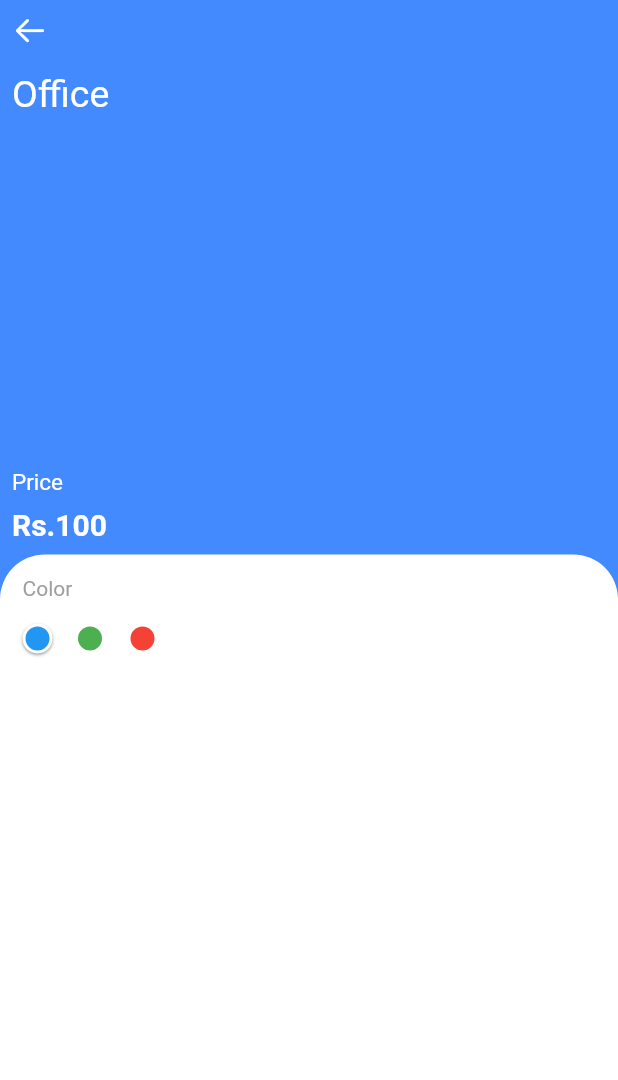
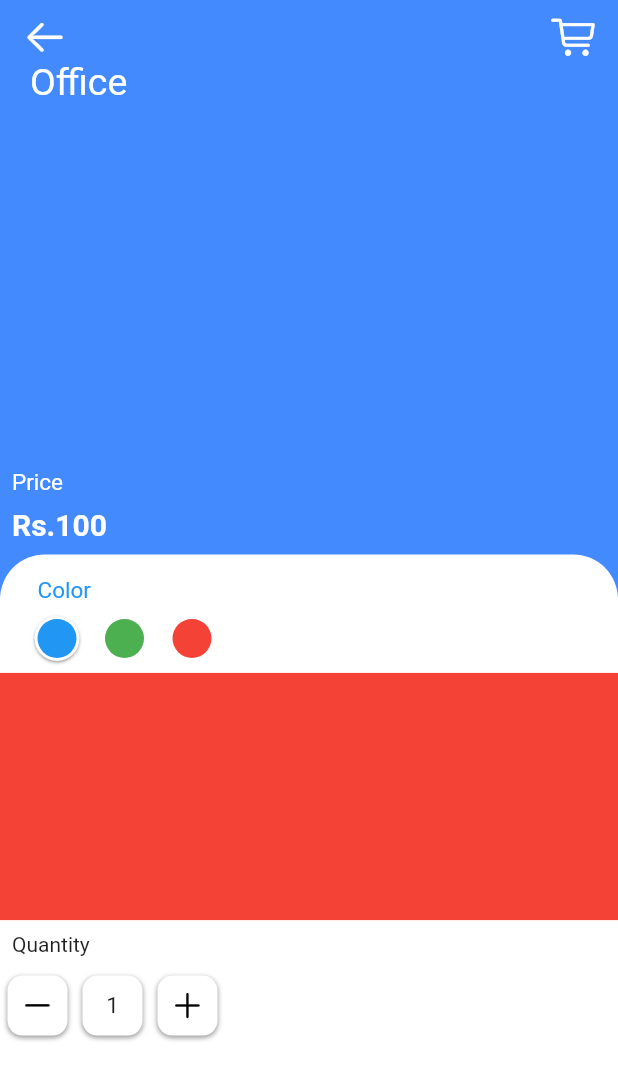
Before and after one commit to balkrishnalamsal/Men-s-Fashion-Nepal, a Flutter app: the ViewDetails screen opened directly, on a phone screen of 412 x 824 dp. Shown: the top 1080 px of the screen. Run offline on Flutter 3.47's test engine with Material 2 defaults, Android fonts, the phone set to English and light mode, and no system bars; our stand-ins replace firebase_core, firebase_database, firebase_storage, fluttertoast, image_cropper, image_picker and 1 more; accounts and stored records are empty.

Commit message:
Quantity completed

```diff
--- a/lib/ViewDetails.dart
+++ b/lib/ViewDetails.dart
@@ -1,5 +1,6 @@
 import 'package:flutter/cupertino.dart';
 import 'package:flutter/material.dart';
+import 'package:flutter/services.dart';
 
 
 class ViewDetails extends StatefulWidget {
@@ -10,31 +11,47 @@ class ViewDetails extends StatefulWidget {
 class _ViewDetailsState extends State<ViewDetails> {
 
   String ? color= "Blue";
+  int ? value =01;
+
+  colorchanger(){
+    SystemChrome.setSystemUIOverlayStyle(SystemUiOverlayStyle(
+      statusBarColor: (color=="Blue")?Colors.blueAccent:(color=="Red")?Colors.red:Colors.green,
+    ));
+  }
+
 
   @override
   Widget build(BuildContext context) {
+    colorchanger();
     return Scaffold(
-      backgroundColor: Colors.blueAccent,
+      backgroundColor:(color=="Blue")?Colors.blueAccent:(color=="Red")?Colors.red:Colors.green,
         body: ListView(
           children: [
-            Padding(
-              padding: const EdgeInsets.all(8.0),
+            GestureDetector(
+              onTap: (){
+               Navigator.pop(context);
+              },
+              child: Padding(
+                padding: const EdgeInsets.only(left: 15.0,top: 10,right: 15),
                 child: Row(
+                  mainAxisAlignment: MainAxisAlignment.spaceBetween,
                   children: [
-                  Icon(CupertinoIcons.arrow_left,color: Colors.white,)
+                    Icon(CupertinoIcons.arrow_left,color: Colors.white,size: 30,),
+                    Icon(CupertinoIcons.cart,color: Colors.white,size: 30,)
                   ],
+                ),
               ),
             ),
 
         Container(
-          color: Colors.blueAccent,
+          color: (color=="Blue")?Colors.blueAccent:(color=="Red")?Colors.red:Colors.green,
           height: MediaQuery.of(context).size.height*0.4,
           child: Column(
             crossAxisAlignment: CrossAxisAlignment.start,
             mainAxisAlignment: MainAxisAlignment.spaceBetween,
             children: [
               Padding(
-                padding: const EdgeInsets.all(8.0),
+                padding: const EdgeInsets.only(left: 20,bottom: 10),
                 child: Text("Office",style: TextStyle(color: Colors.white,fontSize: 25),),
               ),
 
@@ -65,24 +82,26 @@ class _ViewDetailsState extends State<ViewDetails> {
                 crossAxisAlignment: CrossAxisAlignment.start,
                 children: [
                   Padding(
-                    padding: const EdgeInsets.all(15.0),
-                    child: Text("Color",style: TextStyle(color: Colors.grey),),
+                    padding: const EdgeInsets.only(top: 15.0,left: 25),
+                    child: Text("Color",style: TextStyle(color: Colors.blue,fontSize: 15),),
                   ),
 
-                  Row(
+                  Padding(
+                    padding: const EdgeInsets.all(8.0),
+                    child: Row(
                       children: [
-                      Padding(
-                        padding: const EdgeInsets.only(left: 15.0),
-                        child: GestureDetector(
+                        GestureDetector(
                           onTap: (){
                             setState(() {
                               color="Blue";
                             });
 
                           },
+                          child: Padding(
+                            padding: const EdgeInsets.only(left: 15.0),
                             child: Container(
-                            height: 20,
-                            width: 20,
+                              height: 30,
+                              width: 30,
                            decoration:(color=="Blue")?BoxDecoration(
                                 boxShadow: [BoxShadow(
                                   color: Colors.grey,
@@ -118,8 +137,8 @@ class _ViewDetailsState extends State<ViewDetails> {
                               });
                             },
                             child: Container(
-                            height: 20,
-                            width: 20,
+                              height: 30,
+                              width: 30,
                               decoration:(color=="Green")?BoxDecoration(
                                   boxShadow: [BoxShadow(
                                       color: Colors.grey,
@@ -155,8 +174,8 @@ class _ViewDetailsState extends State<ViewDetails> {
                               });
                             },
                             child: Container(
-                            height: 20,
-                            width: 20,
+                              height: 30,
+                              width: 30,
                               decoration:(color=="Red")?BoxDecoration(
                                   boxShadow: [BoxShadow(
                                       color: Colors.grey,
@@ -184,6 +203,99 @@ class _ViewDetailsState extends State<ViewDetails> {
                           ),
                         ),
                       ],
+                    ),
+                  ),
+
+                  Container(
+                    height: MediaQuery.of(context).size.height
+                    *0.2,
+                    decoration: BoxDecoration(
+                      color:Colors.red
+                    ),
+                  ),
+
+                  Padding(
+                    padding: const EdgeInsets.all(8.0),
+                    child: Text("Quantity"),
+                  ),
+
+                  Container(
+                    height: MediaQuery.of(context).size.height*0.1,
+                    child: Row(
+                      crossAxisAlignment: CrossAxisAlignment.start,
+                      children: [
+                        Padding(
+                          padding: const EdgeInsets.all(5.0),
+                          child: GestureDetector(
+                            onTap: (){
+                              setState(() {
+                                if(value!>=1){
+                                  value=(value!-1);
+                                }
+                              });
+                            },
+                            child: Container(
+                              height: 40,
+                              width: 40,
+                              decoration: BoxDecoration(
+                                color: Colors.white,
+                                borderRadius: BorderRadius.circular(10),
+                                boxShadow: [BoxShadow(
+                                  color: Colors.grey,
+                                  blurRadius: 2,
+                                  offset: Offset(0,1)
+                                )]
+                              ),
+                              child: Icon(
+                                CupertinoIcons.minus,color: Colors.black,
+                              ),
+                            ),
+                          ),
+                        ),
+                        Padding(
+                          padding: const EdgeInsets.all(5.0),
+                          child: Container(
+                            height: 40,
+                            width: 40,
+                            decoration: BoxDecoration(
+                                color: Colors.white,
+                                borderRadius: BorderRadius.circular(10),
+                                boxShadow: [BoxShadow(
+                                    color: Colors.grey,
+                                    blurRadius: 2,  offset: Offset(0,1)
+                                )]
+                            ),
+                            child: Center(child: Text("$value",style: TextStyle(fontSize: 15),)),
+                          ),
+                        ),
+
+                        Padding(
+                          padding: const EdgeInsets.all(5.0),
+                          child: GestureDetector(
+                            onTap: (){
+                              setState(() {
+                                value=(value!+1);
+                              });
+                            },
+                            child: Container(
+                              height: 40,
+                              width: 40,
+                              decoration: BoxDecoration(
+                                  color: Colors.white,
+                                  borderRadius: BorderRadius.circular(10),
+                                  boxShadow: [BoxShadow(
+                                      color: Colors.grey,
+                                      blurRadius: 2,  offset: Offset(0,1)
+                                  )]
+                              ),
+                              child: Icon(
+                                CupertinoIcons.add,color: Colors.black,
+                              ),
+                            ),
+                          ),
+                        )
+                      ],
+                    ),
                   )
 
                 ],
--- a/lib/main.dart
+++ b/lib/main.dart
@@ -8,6 +8,7 @@ void main() async {
   WidgetsFlutterBinding.ensureInitialized();
   await Firebase.initializeApp();
   runApp(CupertinoApp(
+    color: Colors.blueAccent,
     debugShowCheckedModeBanner: false,
     home: MyApp(),
   ));
```
Lines whose indentation alone changed are shown as unchanged.
